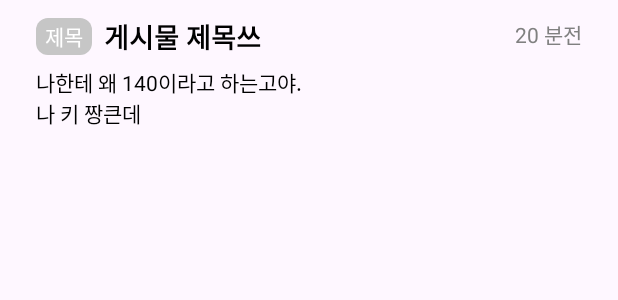
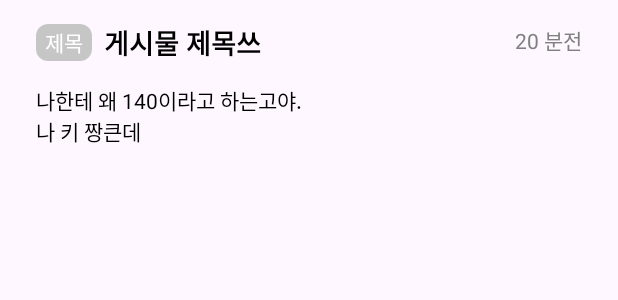
Before and after one commit to Promise-of-Blood/SeeAt, an Android app: the layout item_comment_history.xml on its own in the app's theme, with its tools: preview values and no code run, on a phone screen of 412 x 824 dp. Shown: the top 300 px of the screen. Run offline under Robolectric (Android 15) with nearby library versions, the phone set to English and light mode, and no system bars.

Commit message:
Design: 댓글 목록 간격 늘림 #53

```diff
--- a/app/src/main/java/com/pob/seeat/presentation/view/mypage/history/HistoryFragment.kt
+++ b/app/src/main/java/com/pob/seeat/presentation/view/mypage/history/HistoryFragment.kt
@@ -89,7 +89,7 @@ class HistoryFragment : Fragment() {
 
                         is UiState.Success -> {
                             binding.rvHistory.visibility = View.VISIBLE
-                            historyAdapter.submitList(response.data.take(5))
+                            historyAdapter.submitList(response.data.take(4))
                         }
                     }
                 }
@@ -98,7 +98,7 @@ class HistoryFragment : Fragment() {
 
     private fun getHistoryList() = when (position) {
         0 -> userHistoryViewModel.getUserFeedHistory(3)
-        1 -> userHistoryViewModel.getUserCommentHistory(5)
+        1 -> userHistoryViewModel.getUserCommentHistory(4)
         else -> userHistoryViewModel.getUserLikedHistory(3)
     }
 
--- a/app/src/main/res/layout/item_comment_history.xml
+++ b/app/src/main/res/layout/item_comment_history.xml
@@ -7,13 +7,13 @@
     android:clipChildren="false"
     android:clipToPadding="false"
     android:paddingHorizontal="24dp"
-    android:paddingVertical="8dp">
+    android:paddingVertical="12dp">
 
     <TextView
         android:id="@+id/tv_comment_content"
         android:layout_width="0dp"
         android:layout_height="wrap_content"
-        android:layout_marginTop="8dp"
+        android:layout_marginTop="16dp"
         android:ellipsize="end"
         android:maxLines="2"
         android:textColor="@color/black"
```
